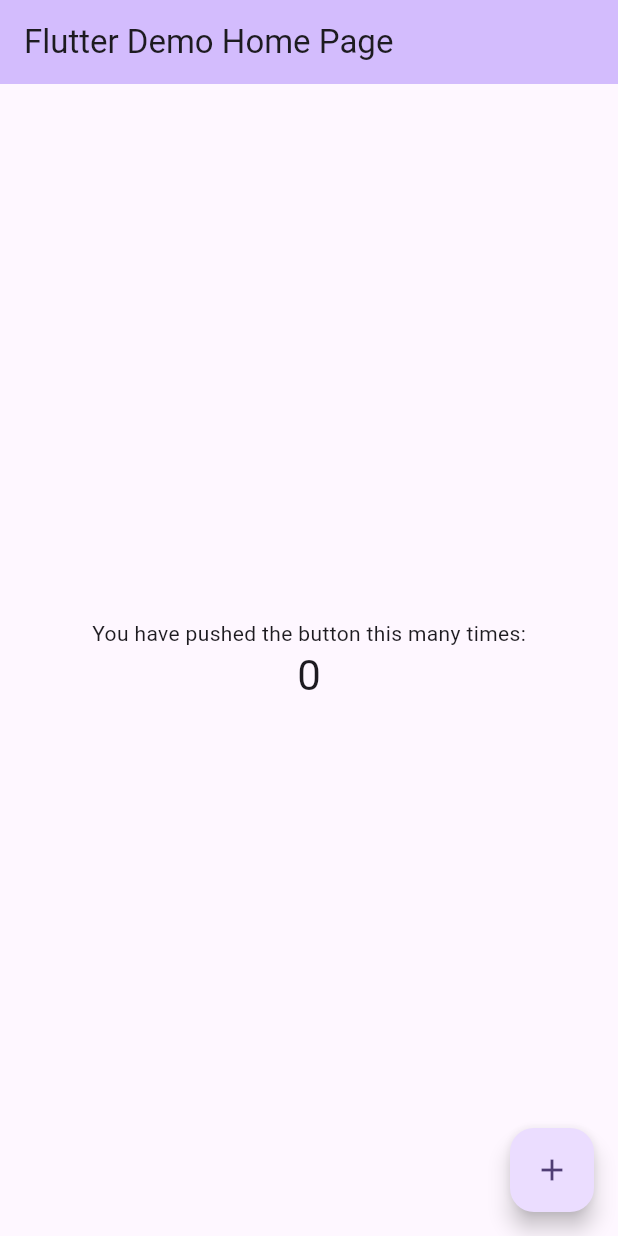
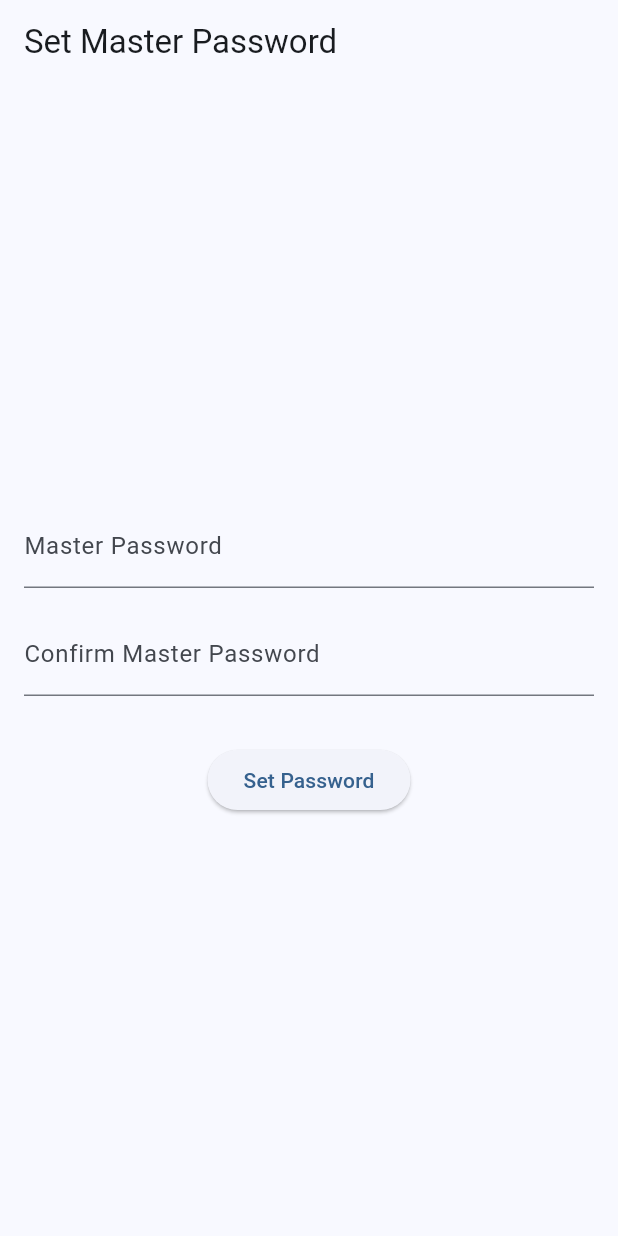
Before and after one commit to could-ai/019a1a1b-5a39-7293-a56d-d48e6338e204, a Flutter app: the screen it shows after launch, on a phone screen of 412 x 824 dp. Run offline on Flutter 3.47's test engine with Material 3 defaults, Android fonts, the phone set to English and light mode, and no system bars; our stand-ins replace shared_preferences, sqflite; accounts and stored records are empty.

Commit message:
Updated pubspec.yaml to add dependencies for password management app: sqflite for local SQLite database, path_provider for file system access, crypto for password hashing, and shared_preferences for storing app settings like master password. Removed default demo description and updated app description to reflect the new purpose.; Completely replaced the demo counter app with a password manager app structure. Added master password setup and login screens for basic authentication. Set up routing for home, add password, and view password screens. Used SHA-256 hashing for password security and shared_preferences for storing the master password hash. The app now checks for authentication on startup and routes accordingly.; Created a PasswordEntry model class to represent password entries with fields for id, title, username, password, and optional notes. Included toMap() and fromMap() methods for easy conversion to/from database format, enabling seamless storage and retrieval from SQLite.; Created a DatabaseHelper singleton class to manage SQLite database operations for password entries. Implemented database initialization with a passwords table, and provided methods for inserting, retrieving, updating, and deleting password entries. Used path_provider to get the correct database path across platforms.; Created the home screen displaying a list of saved password entries. Each list item shows the title and username, with buttons to view full details or delete the entry. The screen loads passwords from the database on initialization and refreshes after adding or deleting entries. Added a floating action button to navigate to the add password screen.; Created the add password screen with form fields for title, username, password, and optional notes. Included a password generator button that creates a secure 12-character random password. The screen validates required fields and saves the entry to the database before navigating back to the home screen.; Created the view password screen to display full details of a selected password entry. Shows title in app bar, username, password (with toggle to show/hide), and optional notes. Receives the entry as a route argument from the home screen.

```diff
--- a/usr/lib/main.dart
+++ b/usr/lib/main.dart
@@ -1,120 +1,168 @@
 import 'package:flutter/material.dart';
+import 'package:shared_preferences/shared_preferences.dart';
+import 'package:crypto/crypto.dart';
+import 'dart:convert';
+import 'screens/home_screen.dart';
+import 'screens/add_password_screen.dart';
+import 'screens/view_password_screen.dart';
 
 void main() {
-  runApp(const MyApp());
+  runApp(const PasswordManagerApp());
 }
 
-class MyApp extends StatelessWidget {
-  const MyApp({super.key});
+class PasswordManagerApp extends StatefulWidget {
+  const PasswordManagerApp({super.key});
 
-  // This widget is the root of your application.
+  @override
+  State<PasswordManagerApp> createState() => _PasswordManagerAppState();
+}
+
+class _PasswordManagerAppState extends State<PasswordManagerApp> {
+  bool _isAuthenticated = false;
+  String? _masterPasswordHash;
+
+  @override
+  void initState() {
+    super.initState();
+    _loadMasterPassword();
+  }
+
+  Future<void> _loadMasterPassword() async {
+    final prefs = await SharedPreferences.getInstance();
+    _masterPasswordHash = prefs.getString('master_password');
+    setState(() {});
+  }
+
+  Future<void> _setMasterPassword(String password) async {
+    final hash = sha256.convert(utf8.encode(password)).toString();
+    final prefs = await SharedPreferences.getInstance();
+    await prefs.setString('master_password', hash);
+    _masterPasswordHash = hash;
+    setState(() {});
+  }
+
   @override
   Widget build(BuildContext context) {
     return MaterialApp(
-      title: 'Flutter Demo',
+      title: 'Password Manager',
       debugShowCheckedModeBanner: false,
       theme: ThemeData(
-        // This is the theme of your application.
-        //
-        // TRY THIS: Try running your application with "flutter run". You'll see
-        // the application has a purple toolbar. Then, without quitting the app,
-        // try changing the seedColor in the colorScheme below to Colors.green
-        // and then invoke "hot reload" (save your changes or press the "hot
-        // reload" button in a Flutter-supported IDE, or press "r" if you used
-        // the command line to start the app).
-        //
-        // Notice that the counter didn't reset back to zero; the application
-        // state is not lost during the reload. To reset the state, use hot
-        // restart instead.
-        //
-        // This works for code too, not just values: Most code changes can be
-        // tested with just a hot reload.
-        colorScheme: ColorScheme.fromSeed(seedColor: Colors.deepPurple),
+        colorScheme: ColorScheme.fromSeed(seedColor: Colors.blue),
+        useMaterial3: true,
       ),
-      home: const MyHomePage(title: 'Flutter Demo Home Page'),
+      home: _masterPasswordHash == null
+          ? _MasterPasswordSetupScreen(onSetPassword: _setMasterPassword)
+          : _isAuthenticated
+              ? const HomeScreen()
+              : _LoginScreen(
+                  onAuthenticate: () => setState(() => _isAuthenticated = true),
+                  masterPasswordHash: _masterPasswordHash!,
+                ),
+      routes: {
+        '/add': (context) => const AddPasswordScreen(),
+        '/view': (context) => const ViewPasswordScreen(),
+      },
     );
   }
 }
 
-class MyHomePage extends StatefulWidget {
-  const MyHomePage({super.key, required this.title});
+class _MasterPasswordSetupScreen extends StatefulWidget {
+  final Function(String) onSetPassword;
 
-  // This widget is the home page of your application. It is stateful, meaning
-  // that it has a State object (defined below) that contains fields that affect
-  // how it looks.
-
-  // This class is the configuration for the state. It holds the values (in this
-  // case the title) provided by the parent (in this case the App widget) and
-  // used by the build method of the State. Fields in a Widget subclass are
-  // always marked "final".
-
-  final String title;
+  const _MasterPasswordSetupScreen({required this.onSetPassword});
 
   @override
-  State<MyHomePage> createState() => _MyHomePageState();
+  State<_MasterPasswordSetupScreen> createState() => _MasterPasswordSetupScreenState();
 }
 
-class _MyHomePageState extends State<MyHomePage> {
-  int _counter = 0;
+class _MasterPasswordSetupScreenState extends State<_MasterPasswordSetupScreen> {
+  final _controller = TextEditingController();
+  final _confirmController = TextEditingController();
 
-  void _incrementCounter() {
-    setState(() {
-      // This call to setState tells the Flutter framework that something has
-      // changed in this State, which causes it to rerun the build method below
-      // so that the display can reflect the updated values. If we changed
-      // _counter without calling setState(), then the build method would not be
-      // called again, and so nothing would appear to happen.
-      _counter++;
-    });
+  void _submit() {
+    if (_controller.text.isNotEmpty && _controller.text == _confirmController.text) {
+      widget.onSetPassword(_controller.text);
+    }
   }
 
   @override
   Widget build(BuildContext context) {
-    // This method is rerun every time setState is called, for instance as done
-    // by the _incrementCounter method above.
-    //
-    // The Flutter framework has been optimized to make rerunning build methods
-    // fast, so that you can just rebuild anything that needs updating rather
-    // than having to individually change instances of widgets.
     return Scaffold(
-      appBar: AppBar(
-        // TRY THIS: Try changing the color here to a specific color (to
-        // Colors.amber, perhaps?) and trigger a hot reload to see the AppBar
-        // change color while the other colors stay the same.
-        backgroundColor: Theme.of(context).colorScheme.inversePrimary,
-        // Here we take the value from the MyHomePage object that was created by
-        // the App.build method, and use it to set our appbar title.
-        title: Text(widget.title),
-      ),
-      body: Center(
-        // Center is a layout widget. It takes a single child and positions it
-        // in the middle of the parent.
+      appBar: AppBar(title: const Text('Set Master Password')),
+      body: Padding(
+        padding: const EdgeInsets.all(16.0),
         child: Column(
-          // Column is also a layout widget. It takes a list of children and
-          // arranges them vertically. By default, it sizes itself to fit its
-          // children horizontally, and tries to be as tall as its parent.
-          //
-          // Column has various properties to control how it sizes itself and
-          // how it positions its children. Here we use mainAxisAlignment to
-          // center the children vertically; the main axis here is the vertical
-          // axis because Columns are vertical (the cross axis would be
-          // horizontal).
-          //
-          // TRY THIS: Invoke "debug painting" (choose the "Toggle Debug Paint"
-          // action in the IDE, or press "p" in the console), to see the
-          // wireframe for each widget.
           mainAxisAlignment: MainAxisAlignment.center,
-          children: <Widget>[
-            const Text('You have pushed the button this many times:'),
-            Text('$_counter', style: Theme.of(context).textTheme.headlineMedium),
+          children: [
+            TextField(
+              controller: _controller,
+              decoration: const InputDecoration(labelText: 'Master Password'),
+              obscureText: true,
+            ),
+            const SizedBox(height: 16),
+            TextField(
+              controller: _confirmController,
+              decoration: const InputDecoration(labelText: 'Confirm Master Password'),
+              obscureText: true,
+            ),
+            const SizedBox(height: 32),
+            ElevatedButton(
+              onPressed: _submit,
+              child: const Text('Set Password'),
+            ),
           ],
         ),
       ),
-      floatingActionButton: FloatingActionButton(
-        onPressed: _incrementCounter,
-        tooltip: 'Increment',
-        child: const Icon(Icons.add),
-      ), // This trailing comma makes auto-formatting nicer for build methods.
     );
   }
 }
+
+class _LoginScreen extends StatefulWidget {
+  final VoidCallback onAuthenticate;
+  final String masterPasswordHash;
+
+  const _LoginScreen({required this.onAuthenticate, required this.masterPasswordHash});
+
+  @override
+  State<_LoginScreen> createState() => _LoginScreenState();
+}
+
+class _LoginScreenState extends State<_LoginScreen> {
+  final _controller = TextEditingController();
+  String? _error;
+
+  void _login() {
+    final hash = sha256.convert(utf8.encode(_controller.text)).toString();
+    if (hash == widget.masterPasswordHash) {
+      widget.onAuthenticate();
+    } else {
+      setState(() => _error = 'Incorrect password');
+    }
+  }
+
+  @override
+  Widget build(BuildContext context) {
+    return Scaffold(
+      appBar: AppBar(title: const Text('Login')),
+      body: Padding(
+        padding: const EdgeInsets.all(16.0),
+        child: Column(
+          mainAxisAlignment: MainAxisAlignment.center,
+          children: [
+            TextField(
+              controller: _controller,
+              decoration: const InputDecoration(labelText: 'Master Password'),
+              obscureText: true,
+            ),
+            if (_error != null) Text(_error!, style: const TextStyle(color: Colors.red)),
+            const SizedBox(height: 32),
+            ElevatedButton(
+              onPressed: _login,
+              child: const Text('Login'),
+            ),
+          ],
+        ),
+      ),
+    );
+  }
+}
--- a/usr/pubspec.yaml
+++ b/usr/pubspec.yaml
@@ -1,5 +1,5 @@
 name: couldai_user_app
-description: "A new Flutter project."
+description: "A password management app."
 # The following line prevents the package from being accidentally published to
 # pub.dev using `flutter pub publish`. This is preferred for private packages.
 publish_to: 'none' # Remove this line if you wish to publish to pub.dev
@@ -34,6 +34,10 @@ dependencies:
   # The following adds the Cupertino Icons font to your application.
   # Use with the CupertinoIcons class for iOS style icons.
   cupertino_icons: ^1.0.8
+  sqflite: ^2.3.0
+  path_provider: ^2.1.1
+  crypto: ^3.0.3
+  shared_preferences: ^2.2.2
 
 dev_dependencies:
   flutter_test:
```
Also changed, not shown: usr/lib/database/database_helper.dart (added, +70 -0 lines), usr/lib/models/password_entry.dart (added, +35 -0 lines), usr/lib/screens/add_password_screen.dart (added, +86 -0 lines), usr/lib/screens/home_screen.dart (added, +76 -0 lines), usr/lib/screens/view_password_screen.dart (added, +50 -0 lines).
